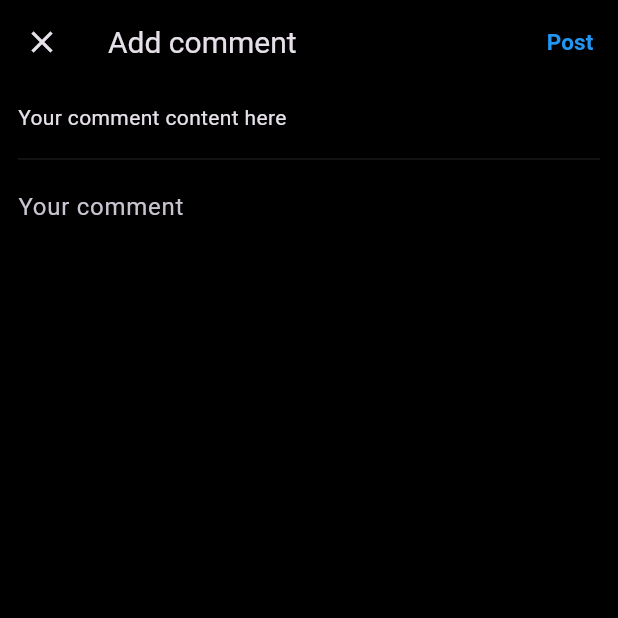
After one commit to SS-Ltd/cReddit-CrossPlatform, a Flutter app: the screen it shows after launch, after a tap on "Add a comment...", on a phone screen of 412 x 824 dp, the top half of it. The commit adds this screen. Run offline on Flutter 3.47's test engine with Material 3 defaults, Android fonts, the phone set to English and light mode, and no system bars; our stand-ins replace logger.

Commit message:
enabling for user to add dynamic comment

```diff
--- a/lib/comment_page.dart
+++ b/lib/comment_page.dart
@@ -1,4 +1,5 @@
 import 'package:flutter/material.dart';
+import 'package:reddit_clone/comment_post.dart';
 import 'user_comment.dart';
 
 class CommentPage extends StatefulWidget {
@@ -8,7 +9,6 @@ class CommentPage extends StatefulWidget {
   State<CommentPage> createState() {
     return _CommentPageState();
   }
-
 }
 
 class _CommentPageState extends State<CommentPage> {
@@ -32,38 +32,61 @@ class _CommentPageState extends State<CommentPage> {
       ),
       bottomNavigationBar: Padding(
         padding: EdgeInsets.only(
-            left: 10.0,
-            right: 10.0,
+            left: 10,
+            top: 10,
+            right: 10,
             bottom: MediaQuery.of(context).viewInsets.bottom),
         child: Row(
           children: [
             Expanded(
-              child: TextFormField(
-                controller: _controller,
-                decoration: InputDecoration(
-                  hintText: 'Add a comment...',
-                  border: OutlineInputBorder(
-                      borderRadius: BorderRadius.circular(15),
-                      borderSide: const BorderSide(color: Colors.red)),
-                  filled: true,
-                  fillColor: const Color.fromARGB(255, 40, 39, 39),
+              child: GestureDetector(
+                onTap: () async {
+                  final commentText = await Navigator.push(
+                    context,
+                    MaterialPageRoute(
+                        builder: (context) => CommentPostPage(
+                            commentContent: 'Your comment content here')),
+                  );
+
+                  if (commentText != null) {
+                    _comments.add(UserComment(
+                      avatar: 'assets/MonkeyDLuffy.png',
+                      username: 'User123',
+                      content: commentText,
+                      timestamp: DateTime.now(),
+                    ));
+                  }
+                },
+                child: TextFormField(
+                  controller: _controller,
+                  decoration: const InputDecoration(
+                    hintText: 'Add a comment...',
+                    border: OutlineInputBorder(
+                      borderRadius: BorderRadius.all(Radius.circular(10.0)),
+                      borderSide: BorderSide.none,
+                    ),
+                    filled: true,
+                    fillColor: Color.fromARGB(255, 40, 39, 39),
+                    contentPadding: EdgeInsets.fromLTRB(12.0, 8.0, 12.0, 8.0),
+                  ),
+                  enabled: false, // Disable the TextFormField
                 ),
               ),
             ),
             IconButton(
               icon: const Icon(Icons.send),
               onPressed: () {
-                if (_controller.text.isNotEmpty) {
-                  setState(() {
-                    _comments.add(UserComment(
-                      avatar: 'assets/MonkeyDLuffy.png',
-                      username: 'User123',
-                      content: _controller.text,
-                      timestamp: DateTime.now(),
-                    ));
-                    _controller.clear();
-                  });
-                }
+                // if (_controller.text.isNotEmpty) {
+                //   setState(() {
+                //     _comments.add(UserComment(
+                //       avatar: 'assets/MonkeyDLuffy.png',
+                //       username: 'User123',
+                //       content: _controller.text,
+                //       timestamp: DateTime.now(),
+                //     ));
+                //     _controller.clear();
+                //   });
+                // }
               },
             ),
           ],
--- /dev/null
+++ b/lib/comment_post.dart
@@ -0,0 +1,77 @@
+import 'package:flutter/material.dart';
+
+class CommentPostPage extends StatelessWidget {
+  final _controller = TextEditingController();
+  final String commentContent;
+
+  CommentPostPage({required this.commentContent});
+
+  @override
+  Widget build(BuildContext context) {
+    return Scaffold(
+      appBar: AppBar(
+        title: const Text(
+          'Add comment',
+          style: TextStyle(
+            fontSize: 20.0,
+            fontFamily: 'Roboto',
+          ),
+        ),
+        leading: IconButton(
+          icon: const Icon(Icons.close),
+          onPressed: () => Navigator.of(context).pop(),
+        ),
+        actions: <Widget>[
+          TextButton(
+            child: const Text('Post',
+                style: TextStyle(
+                  color: Colors.blue,
+                  fontSize: 15,
+                  fontWeight: FontWeight.bold,
+                )),
+            onPressed: () {
+              if (_controller.text.isNotEmpty) {
+                Navigator.pop(context, _controller.text);
+              } else {
+                ScaffoldMessenger.of(context).showSnackBar(
+                  SnackBar(
+                    content: const Text('Please enter a comment'),
+                    duration: const Duration(seconds: 3),
+                    shape: RoundedRectangleBorder(
+                      borderRadius: BorderRadius.circular(15),
+                    ),
+                    behavior: SnackBarBehavior.floating,
+                  ),
+                );
+              }
+            },
+          ),
+        ],
+      ),
+      body: Padding(
+        padding: const EdgeInsets.all(12),
+        child: Column(
+          children: <Widget>[
+            Align(
+              alignment: Alignment.centerLeft,
+              child: Text(
+                commentContent,
+              ),
+            ),
+            const SizedBox(height: 10),
+            const Divider(color: Colors.grey, thickness: 0.15),
+            TextFormField(
+              controller: _controller,
+              decoration: const InputDecoration(
+                hintText: 'Your comment',
+                hintStyle: TextStyle(
+                    fontSize: 16),
+                border: InputBorder.none,
+              ),
+            ),
+          ],
+        ),
+      ),
+    );
+  }
+}
--- a/lib/main.dart
+++ b/lib/main.dart
@@ -1,5 +1,7 @@
 import 'package:flutter/material.dart';
 import 'package:reddit_clone/comment_page.dart';
+import 'package:reddit_clone/comment_post.dart';
+import 'package:reddit_clone/comment_post.dart';
 import 'home.dart';
 import 'user_comment.dart';
 import 'theme/app_theme.dart';
@@ -11,6 +13,7 @@ void main() {
       '/comment': (context) => UserComment(avatar:'assets/MonkeyDLuffy.png', username: 'test', content: 'This is a comment from User123', timestamp: DateTime.now()),
       '/home': (context) => const Home(),
       '/commentpage':(context) => const CommentPage(),
+      '/commentpost':(context) => CommentPostPage(commentContent: "scsdcdss c"),
       },
   ));
 }
--- a/lib/static_comment_card.dart
+++ b/lib/static_comment_card.dart
@@ -18,7 +18,9 @@ class StaticCommentCard extends StatelessWidget {
   Widget build(BuildContext context) {
     return Card(
       color: const Color.fromARGB(255, 12, 12, 12),
-      shape: Border.all(),
+      shape: RoundedRectangleBorder(
+        borderRadius: BorderRadius.circular(15.0),
+      ),
       child: Padding(
         padding: const EdgeInsets.fromLTRB(12, 7, 12, 0),
         child: Column(
```
Also changed, not shown: lib/user_comment.dart (+0 -7 lines).
